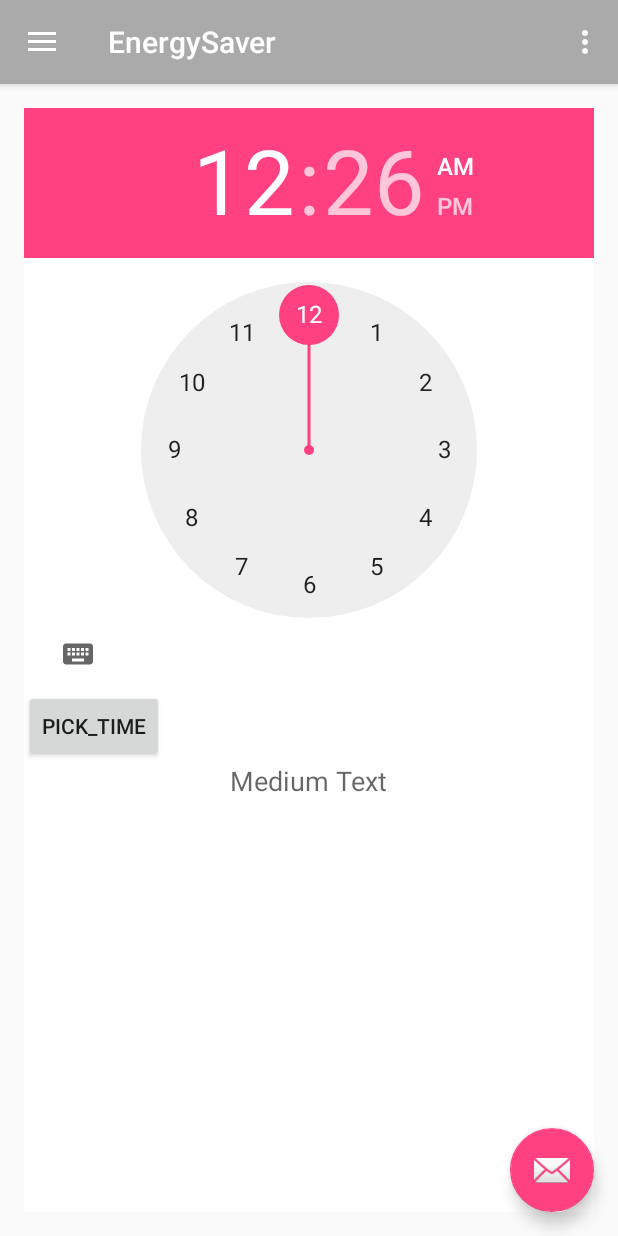
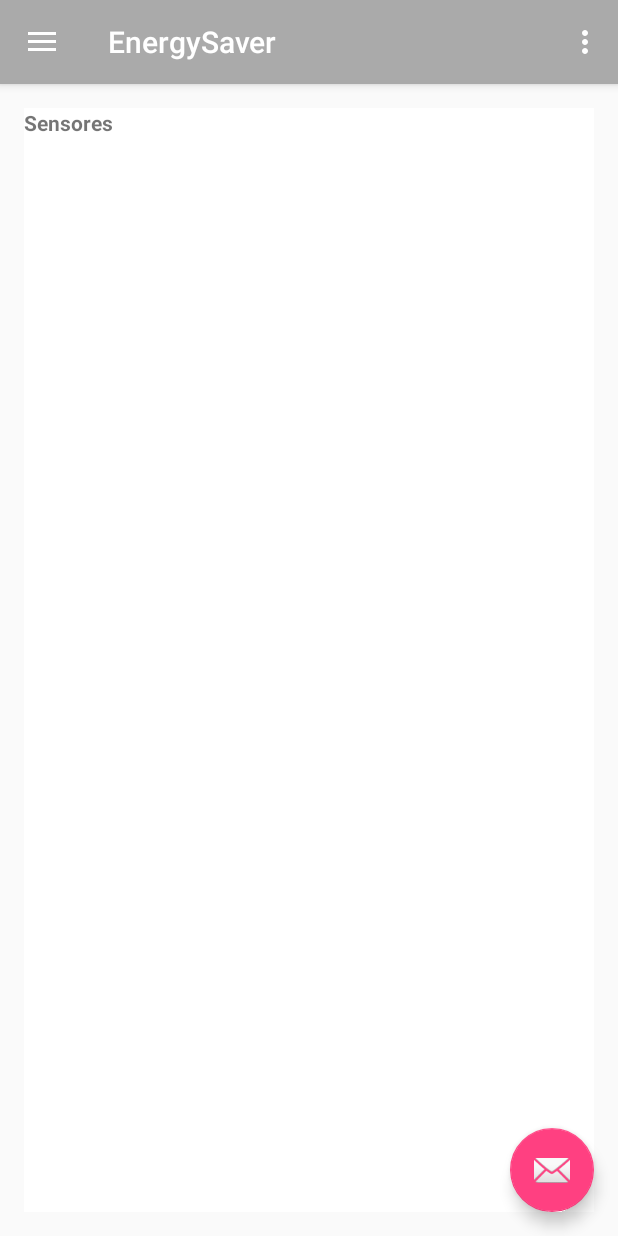
Before and after one commit to mariomenezes/EnergySaver, an Android app: the fragment ProgramarFragment placed in its activity, on a phone screen of 412 x 824 dp. Run offline under Robolectric (Android 15) with nearby library versions, the phone set to English and light mode, and no system bars.

```diff
--- a/app/src/main/java/com/mmc/energysaver/Fragments/ProgramarFragment.java
+++ b/app/src/main/java/com/mmc/energysaver/Fragments/ProgramarFragment.java
@@ -1,93 +1,21 @@
 package com.mmc.energysaver.Fragments;
 
-import android.app.Dialog;
-import android.app.TimePickerDialog;
 import android.os.Bundle;
-import android.support.v4.app.DialogFragment;
 import android.support.v4.app.Fragment;
-import android.text.format.DateFormat;
 import android.view.LayoutInflater;
 import android.view.View;
 import android.view.ViewGroup;
-import android.widget.TextView;
-import android.widget.TimePicker;
 
 import com.mmc.energysaver.R;
-
-import java.util.Calendar;
 
 /**
  * Created by mario on 12/08/16.
  */
 public class ProgramarFragment extends Fragment{
-
-    private TimePicker timePicker1;
-    private TextView time;
-    private Calendar calendar;
-    private String format = "";
-
     @Override
     public View onCreateView(LayoutInflater inflater, ViewGroup container,
                              Bundle savedInstanceState) {
-
-        View view = inflater.inflate(R.layout.programar, container, false);
-
-        timePicker1 = (TimePicker) view.findViewById(R.id.timePicker);
-        time = (TextView) view.findViewById(R.id.textView3);
-        calendar = Calendar.getInstance();
-
-        int hour = calendar.get(Calendar.HOUR_OF_DAY);
-        int min = calendar.get(Calendar.MINUTE);
-        showTime(hour, min);
-
         // Inflate the layout for this fragment
         return inflater.inflate(R.layout.programar, container, false);
     }
-
-
-
-    public void setTime(View view) {
-        int hour = timePicker1.getCurrentHour();
-        int min = timePicker1.getCurrentMinute();
-        showTime(hour, min);
-    }
-
-    public void showTime(int hour, int min) {
-        if (hour == 0) {
-            hour += 12;
-            format = "AM";
-        }
-        else if (hour == 12) {
-            format = "PM";
-        } else if (hour > 12) {
-            hour -= 12;
-            format = "PM";
-        } else {
-            format = "AM";
-        }
-        time.setText(new StringBuilder().append(hour).append(" : ").append(min)
-                .append(" ").append(format));
-    }
-
-
-/*public  class ProgramarFragment extends DialogFragment
-        implements TimePickerDialog.OnTimeSetListener {
-
-    @Override
-    public Dialog onCreateDialog(Bundle savedInstanceState) {
-        // Use the current time as the default values for the picker
-        final Calendar c = Calendar.getInstance();
-        int hour = c.get(Calendar.HOUR_OF_DAY);
-        int minute = c.get(Calendar.MINUTE);
-
-        // Create a new instance of TimePickerDialog and return it
-        return new TimePickerDialog(getActivity(), this, hour, minute,
-                DateFormat.is24HourFormat(getActivity()));
-    }
-
-    public void onTimeSet(TimePicker view, int hourOfDay, int minute) {
-        // Do something with the time chosen by the user
-    }
-}*/
-
 }
--- a/app/src/main/res/layout/programar.xml
+++ b/app/src/main/res/layout/programar.xml
@@ -4,27 +4,12 @@
     android:layout_width="match_parent"
     android:layout_height="match_parent"
     android:orientation="vertical"
-    android:background="@color/bright_foreground_material_dark"
-    android:weightSum="1">
-
-    <TimePicker
-        android:layout_width="wrap_content"
-        android:layout_height="wrap_content"
-        android:id="@+id/timePicker"
-        android:layout_gravity="center_horizontal" />
-
-    <Button
-        android:layout_width="wrap_content"
-        android:layout_height="wrap_content"
-        android:text="@string/pick_time"
-        android:onClick="showTimePickerDialog" />
-
+    android:background="@color/bright_foreground_material_dark">
     <TextView
-        android:layout_width="wrap_content"
-        android:layout_height="wrap_content"
-        android:textAppearance="?android:attr/textAppearanceMedium"
-        android:text="Medium Text"
-        android:id="@+id/textView3"
-        android:layout_gravity="center_horizontal" />
+        android:id="@+id/textView2"
+        android:layout_width="match_parent"
+        android:layout_height="match_parent"
+        android:text="Sensores"
+        android:textStyle="bold" />
 
 </LinearLayout>
--- a/app/src/main/res/values/strings.xml
+++ b/app/src/main/res/values/strings.xml
@@ -11,6 +11,10 @@
     <string name="sensores">Sensores</string>
     <string name="programar">Programar</string>
     <string name="pick_time">pick_time</string>
+    <string name="time_pick">Pick the time and press save button</string>
+    <string name="time_save">Save</string>
+    <string name="time_selected"></string>
+    <string name="time_current">The Time is:</string>
 
 
 
```
Also changed, not shown: app/src/main/java/com/mmc/energysaver/Fragments/TomadasFragment.java (+4 -4 lines).
